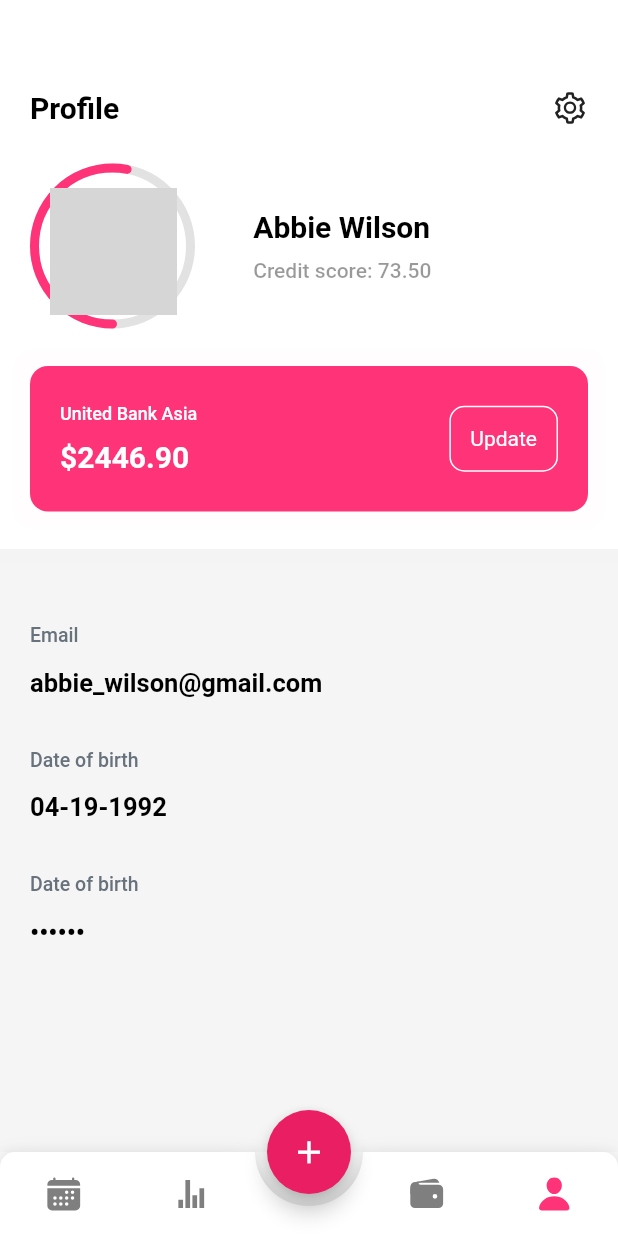
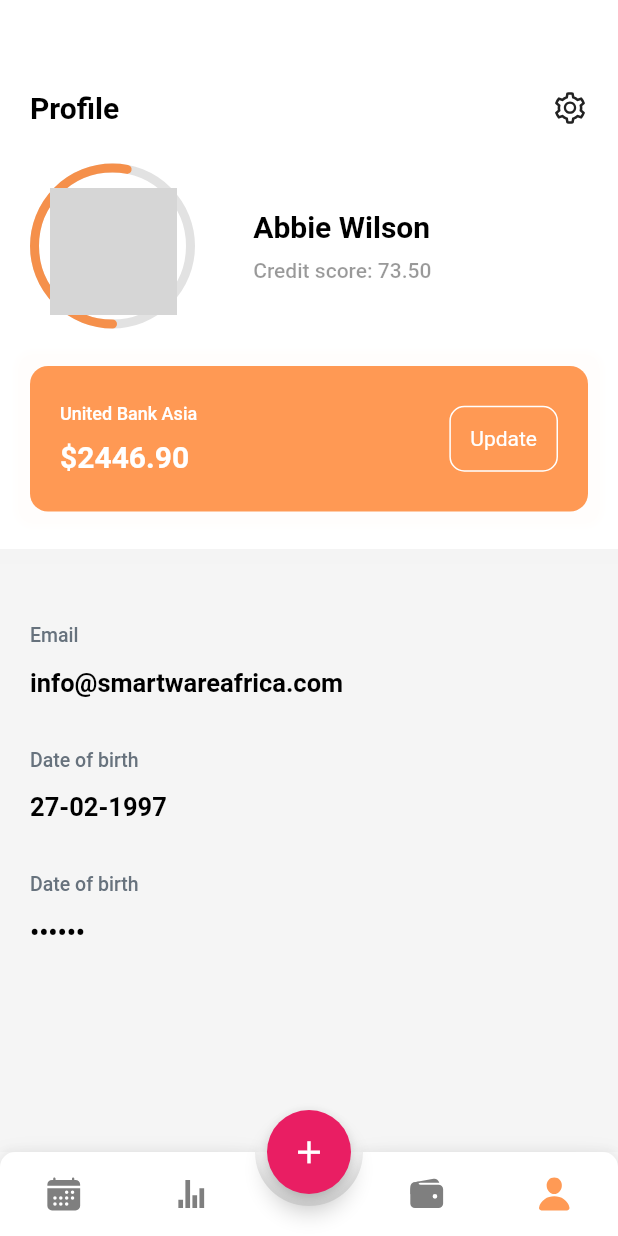
Before and after one commit to mwandotheboss/Expense-Tracker, a Flutter app: the screen it shows after launch, item 4 of the bottom bar chosen, on a phone screen of 412 x 824 dp. Run offline on Flutter 3.47's test engine with Material 2 defaults, Android fonts, the phone set to English and light mode, and no system bars; drawn by our look-alikes of animated_bottom_navigation_bar, percent_indicator; our stand-ins replace fl_chart, flutter_icons; network calls fail; grey boxes are pictures that could not be loaded.

Commit message:
Color updates

```diff
--- a/lib/activities/daily_page.dart
+++ b/lib/activities/daily_page.dart
@@ -11,6 +11,7 @@ class DailyPage extends StatefulWidget {
 
 class _DailyPageState extends State<DailyPage> {
   int activeDay = 3;
+
   @override
   Widget build(BuildContext context) {
     return Scaffold(
--- a/lib/activities/profile_page.dart
+++ b/lib/activities/profile_page.dart
@@ -10,8 +10,8 @@ class ProfilePage extends StatefulWidget {
 
 class _ProfilePageState extends State<ProfilePage> {
   TextEditingController _email =
-  TextEditingController(text: "abbie_wilson@gmail.com");
-  TextEditingController dateOfBirth = TextEditingController(text: "04-19-1992");
+  TextEditingController(text: "info@smartwareafrica.com");
+  TextEditingController dateOfBirth = TextEditingController(text: "27-02-1997");
   TextEditingController password = TextEditingController(text: "123456");
   @override
   Widget build(BuildContext context) {
--- a/lib/theme/colors.dart
+++ b/lib/theme/colors.dart
@@ -1,7 +1,7 @@
 import 'package:flutter/material.dart';
 
-const Color primary = Color(0xFFFF3378);
-const Color secondary = Color(0xFFFF2278);
+const Color primary = Color(0xAAFF6700);
+const Color secondary = Color(0xAAE64A19);
 const Color black = Color(0xFF000000);
 const Color white = Color(0xFFFFFFFF);
 const Color grey = Colors.grey;
```
Lines whose indentation alone changed are shown as unchanged.
